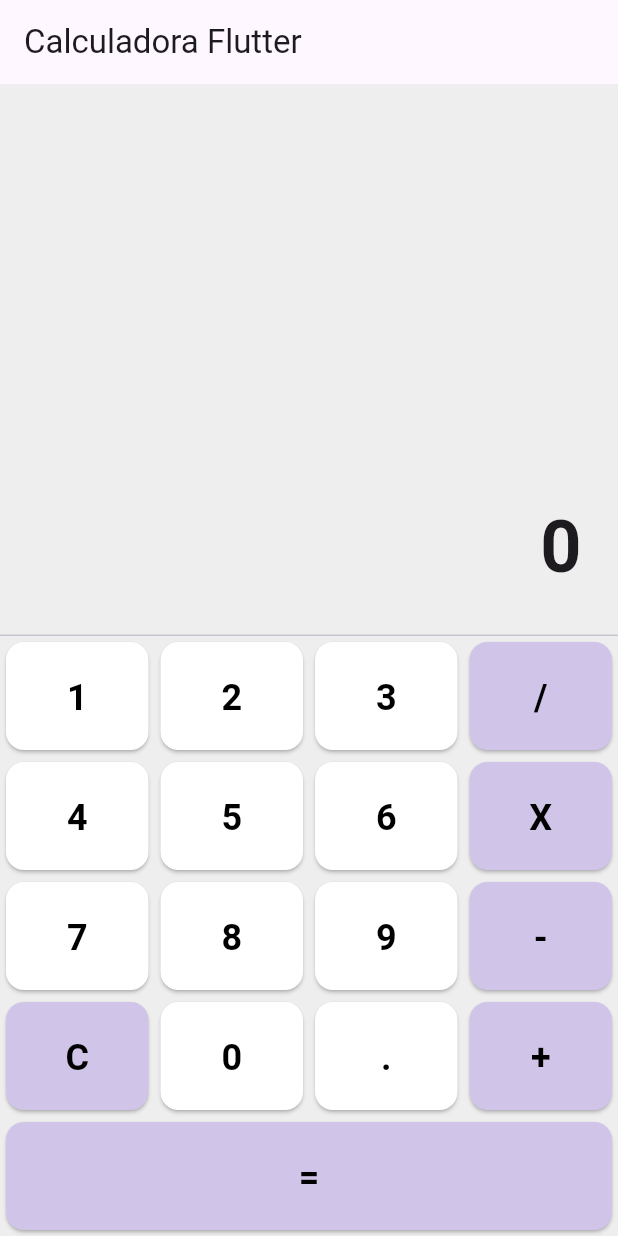
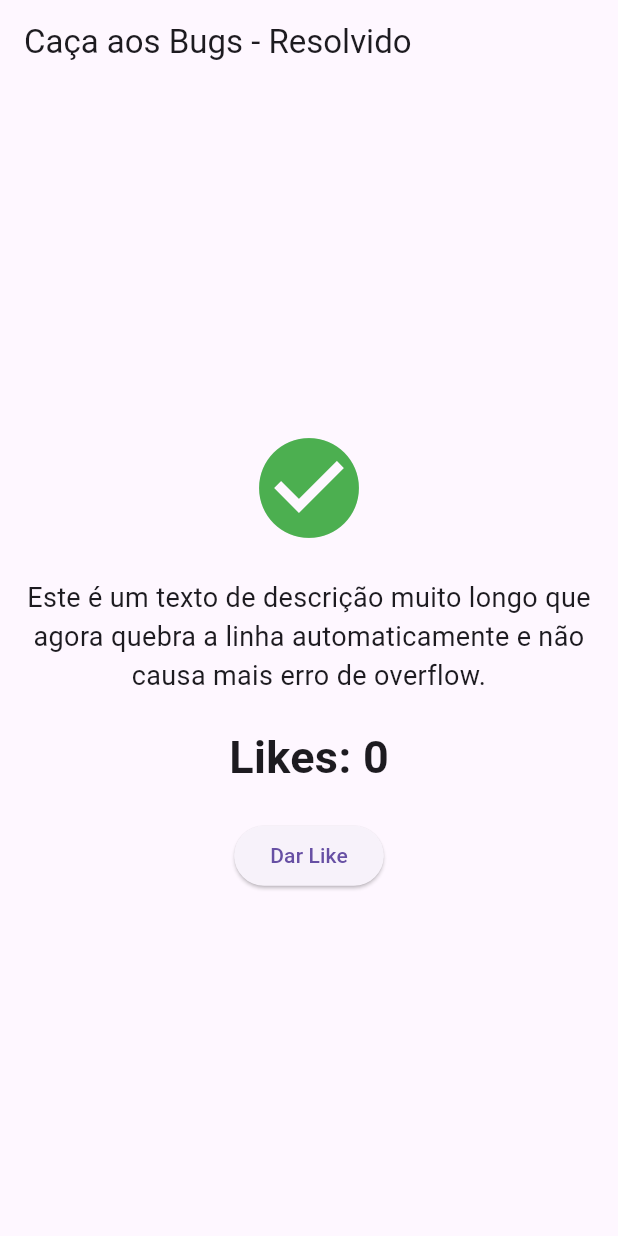
Before and after one commit to heitorhidalgo/mini-curso-prompt-eng-usp, a Flutter app: the screen it shows after launch, on a phone screen of 412 x 824 dp. Run offline on Flutter 3.47's test engine with Material 3 defaults, Android fonts, the phone set to English and light mode, and no system bars.

Commit message:
Exercício 4: Debugging e correção de erros de Layout e Estado

```diff
--- a/lib/main.dart
+++ b/lib/main.dart
@@ -1,173 +1,77 @@
 import 'package:flutter/material.dart';
 
 void main() {
-  runApp(const CalculadoraApp());
+  runApp(const AppCorrigido());
 }
 
-class CalculadoraApp extends StatelessWidget {
-  const CalculadoraApp({super.key});
+class AppCorrigido extends StatelessWidget {
+  const AppCorrigido({super.key});
 
   @override
   Widget build(BuildContext context) {
     return MaterialApp(
       debugShowCheckedModeBanner: false,
-      theme: ThemeData(
-        primarySwatch: Colors.deepPurple,
-        // Dica: Visual mais moderno com botões maiores
-        elevatedButtonTheme: ElevatedButtonThemeData(
-          style: ElevatedButton.styleFrom(
-            padding: const EdgeInsets.all(20),
-          ),
-        ),
-      ),
-      home: const CalculadoraPage(),
+      home: const TelaPerfil(),
     );
   }
 }
 
-class CalculadoraPage extends StatefulWidget {
-  const CalculadoraPage({super.key});
+class TelaPerfil extends StatefulWidget {
+  const TelaPerfil({super.key});
 
   @override
-  State<CalculadoraPage> createState() => _CalculadoraPageState();
+  State<TelaPerfil> createState() => _TelaPerfilState();
 }
 
-class _CalculadoraPageState extends State<CalculadoraPage> {
-  // Variáveis de controle
-  String _visor = "";       // O que o usuário vê (ex: "5 + 5")
-  String _num1 = "";        // Primeiro número guardado na memória
-  String _operacao = "";    // Operação guardada (+, -, X, /)
-  String _buffer = "";      // O número que está sendo digitado AGORA
-  bool _novoCalculo = true; // Flag para saber se devemos limpar a tela ao digitar
+class _TelaPerfilState extends State<TelaPerfil> {
+  int _likes = 0;
 
-  void buttonPressed(String textoBotao) {
+  void _darLike() {
+    // CORREÇÃO 1 (Lógica): Uso do setState para reconstruir a tela
     setState(() {
-      // 1. Lógica para LIMPAR (C)
-      if (textoBotao == "C") {
-        _visor = "";
-        _num1 = "";
-        _operacao = "";
-        _buffer = "";
-        _novoCalculo = true;
-      }
-      // 2. Lógica para RESULTADO (=)
-      else if (textoBotao == "=") {
-        if (_operacao.isNotEmpty && _buffer.isNotEmpty) {
-          double n1 = double.parse(_num1);
-          double n2 = double.parse(_buffer);
-          double resultado = 0.0;
-
-          if (_operacao == "+") resultado = n1 + n2;
-          if (_operacao == "-") resultado = n1 - n2;
-          if (_operacao == "X") resultado = n1 * n2;
-          if (_operacao == "/") resultado = n1 / n2;
-
-          // Formatação para remover o ".0" (ex: 10.0 vira 10)
-          String resultadoFormatado = resultado.toString();
-          if (resultadoFormatado.endsWith(".0")) {
-            resultadoFormatado = resultadoFormatado.replaceAll(".0", "");
-          }
-
-          _visor = resultadoFormatado; // Mostra o resultado final
-          _buffer = resultadoFormatado; // Guarda o resultado caso queira continuar a conta
-          _operacao = ""; // Reseta a operação
-          _novoCalculo = true; // Próximo número digitado limpará a tela
-        }
-      }
-      // 3. Lógica para OPERADORES (+, -, X, /)
-      else if (["+", "-", "X", "/"].contains(textoBotao)) {
-        if (_buffer.isNotEmpty) {
-          _num1 = _buffer; // Salva o número atual
-          _operacao = textoBotao; // Salva a operação
-          _visor = "$_num1 $_operacao "; // Mostra "5 + " no visor
-          _buffer = ""; // Limpa o buffer para receber o segundo número
-          _novoCalculo = false;
-        }
-      }
-      // 4. Lógica para NÚMEROS (0-9 e .)
-      else {
-        // Se acabou de fazer uma conta (=), limpa tudo ao digitar um número novo
-        if (_novoCalculo) {
-          _visor = textoBotao;
-          _buffer = textoBotao;
-          _novoCalculo = false;
-          _num1 = "";
-          _operacao = "";
-        } else {
-          // Senão, continua digitando (concatena)
-          _buffer += textoBotao;
-          // Se já tem operação, mostra "Num1 + Num2", senão só "Num1"
-          if (_operacao.isNotEmpty) {
-            _visor = "$_num1 $_operacao $_buffer";
-          } else {
-            _visor = _buffer;
-          }
-        }
-      }
+      _likes = _likes + 1;
     });
-  }
-
-  // Widget auxiliar para construir os botões
-  Widget buildButton(String texto) {
-    return Expanded(
-      child: Container(
-        margin: const EdgeInsets.all(4), // Espacinho entre botões
-        child: ElevatedButton(
-          style: ElevatedButton.styleFrom(
-            // Destaque visual para operadores
-            backgroundColor: ["=", "+", "-", "X", "/", "C"].contains(texto)
-                ? Colors.deepPurple.shade100
-                : Colors.white,
-            foregroundColor: Colors.black, // Cor do texto
-            shape: RoundedRectangleBorder(
-              borderRadius: BorderRadius.circular(12),
-            ),
-          ),
-          onPressed: () => buttonPressed(texto),
-          child: Text(
-            texto,
-            style: const TextStyle(fontSize: 24, fontWeight: FontWeight.bold),
-          ),
-        ),
-      ),
-    );
+    print("Você deu like! Total: $_likes");
   }
 
   @override
   Widget build(BuildContext context) {
     return Scaffold(
-      backgroundColor: Colors.grey[200],
-      appBar: AppBar(title: const Text("Calculadora Flutter")),
-      body: Column(
-        children: <Widget>[
-          // VISOR
-          Expanded(
-            child: Container(
-              alignment: Alignment.bottomRight,
-              padding: const EdgeInsets.symmetric(horizontal: 24, vertical: 24),
-              child: Text(
-                _visor.isEmpty ? "0" : _visor, // Se vazio, mostra 0
-                style: const TextStyle(fontSize: 48, fontWeight: FontWeight.bold),
-                textAlign: TextAlign.right,
-              ),
-            ),
-          ),
-          const Divider(height: 1),
+      appBar: AppBar(title: const Text("Caça aos Bugs - Resolvido")),
+      body: Padding(
+        padding: const EdgeInsets.all(16.0),
+        child: Column(
+          mainAxisAlignment: MainAxisAlignment.center,
+          children: [
+            const Icon(Icons.check_circle, size: 80, color: Colors.green),
+            const SizedBox(height: 20),
 
-          // TECLADO (Reorganizado: 1-2-3 em cima, 7-8-9 embaixo)
-          SizedBox(
-            height: 400, // Altura fixa para o teclado
-            child: Column(
+            Row(
               children: [
-                Expanded(child: Row(children: [buildButton("1"), buildButton("2"), buildButton("3"), buildButton("/")])),
-                Expanded(child: Row(children: [buildButton("4"), buildButton("5"), buildButton("6"), buildButton("X")])),
-                Expanded(child: Row(children: [buildButton("7"), buildButton("8"), buildButton("9"), buildButton("-")])),
-                Expanded(child: Row(children: [buildButton("C"), buildButton("0"), buildButton("."), buildButton("+")])),
-                Expanded(child: Row(children: [buildButton("=")])), // Botão de igual ocupa toda a largura
+                // CORREÇÃO 2 (Layout): Expanded força o texto a quebrar linha e respeitar a largura
+                Expanded(
+                  child: const Text(
+                    "Este é um texto de descrição muito longo que agora quebra a linha automaticamente e não causa mais erro de overflow.",
+                    style: TextStyle(fontSize: 18),
+                    textAlign: TextAlign.center,
+                  ),
+                ),
               ],
             ),
-          )
-        ],
+
+            const SizedBox(height: 20),
+            Text(
+              "Likes: $_likes",
+              style: const TextStyle(fontSize: 30, fontWeight: FontWeight.bold),
+            ),
+            const SizedBox(height: 20),
+
+            ElevatedButton(
+              onPressed: _darLike,
+              child: const Text("Dar Like"),
+            ) // CORREÇÃO 3 (Sintaxe): Ponto e vírgula adicionado
+          ],
+        ),
       ),
     );
   }
```
